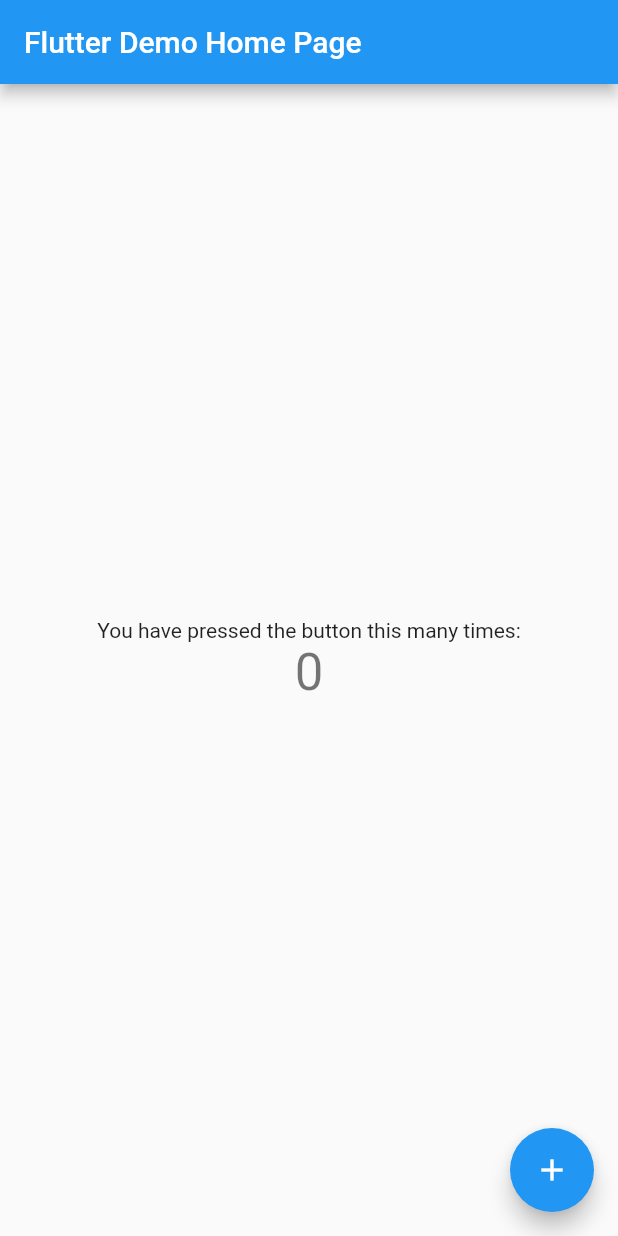
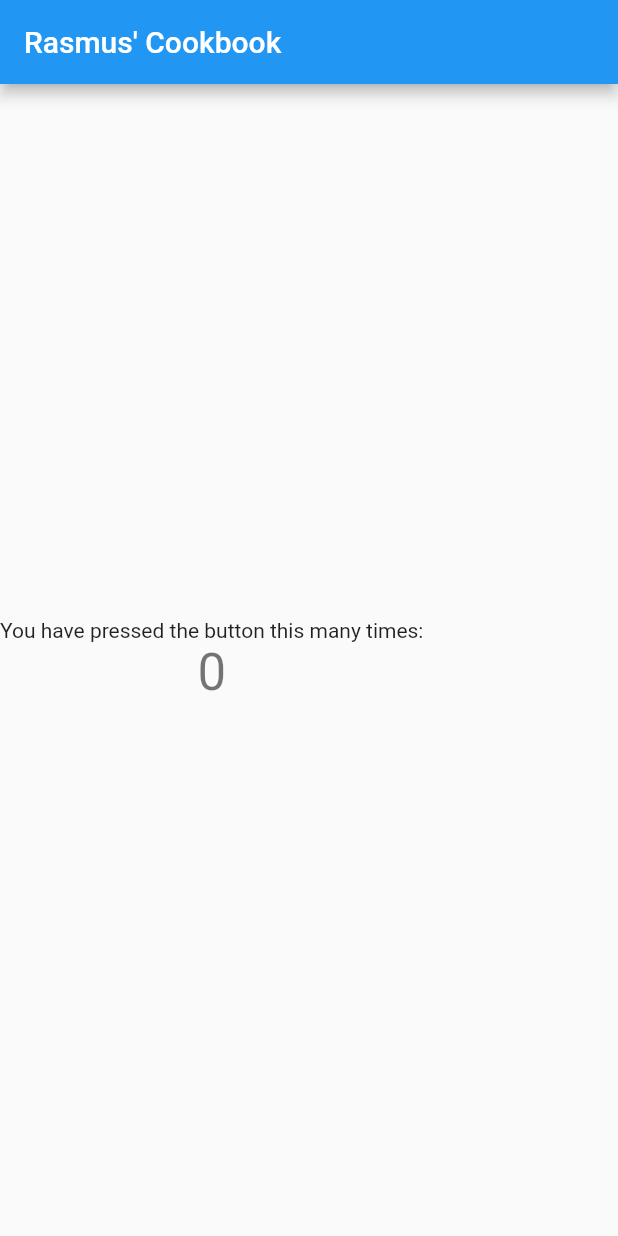
Before and after one commit to Rasmunis/recapp, a Flutter app: the screen it shows after launch, on a phone screen of 412 x 824 dp. Run offline on Flutter 3.47's test engine with Material 2 defaults, Android fonts, the phone set to English and light mode, and no system bars; missing offline and left inert: flutter_tagging.

Commit message:
Remove comments and add my own titles

```diff
--- a/lib/main.dart
+++ b/lib/main.dart
@@ -12,39 +12,18 @@ class MyApp extends StatelessWidget {
   @override
   Widget build(BuildContext context) {
     return MaterialApp(
-      title: 'Flutter Demo',
+      title: 'RecApp',
       theme: ThemeData(
-        // This is the theme of your application.
-        //
-        // Try running your application with "flutter run". You'll see the
-        // application has a blue toolbar. Then, without quitting the app, try
-        // changing the primarySwatch below to Colors.green and then invoke
-        // "hot reload" (press "r" in the console where you ran "flutter run",
-        // or simply save your changes to "hot reload" in a Flutter IDE).
-        // Notice that the counter didn't reset back to zero; the application
-        // is not restarted.
         primarySwatch: Colors.blue,
-        // This makes the visual density adapt to the platform that you run
-        // the app on. For desktop platforms, the controls will be smaller and
-        // closer together (more dense) than on mobile platforms.
         visualDensity: VisualDensity.adaptivePlatformDensity,
       ),
-      home: MyHomePage(title: 'Flutter Demo Home Page'),
+      home: MyHomePage(title: "Rasmus' Cookbook"),
     );
   }
 }
 
 class MyHomePage extends StatefulWidget {
   MyHomePage({Key key, this.title}) : super(key: key);
-
-  // This widget is the home page of your application. It is stateful, meaning
-  // that it has a State object (defined below) that contains fields that affect
-  // how it looks.
-
-  // This class is the configuration for the state. It holds the values (in this
-  // case the title) provided by the parent (in this case the App widget) and
-  // used by the build method of the State. Fields in a Widget subclass are
-  // always marked "final".
 
   final String title;
 
@@ -68,36 +47,12 @@ class _MyHomePageState extends State<MyHomePage> {
 
   @override
   Widget build(BuildContext context) {
-    // This method is rerun every time setState is called, for instance as done
-    // by the _incrementCounter method above.
-    //
-    // The Flutter framework has been optimized to make rerunning build methods
-    // fast, so that you can just rebuild anything that needs updating rather
-    // than having to individually change instances of widgets.
     return Scaffold(
       appBar: AppBar(
-        // Here we take the value from the MyHomePage object that was created by
-        // the App.build method, and use it to set our appbar title.
         title: Text(widget.title),
       ),
-      body: Center(
-        // Center is a layout widget. It takes a single child and positions it
-        // in the middle of the parent.
-        child: Column(
-          // Column is also a layout widget. It takes a list of children and
-          // arranges them vertically. By default, it sizes itself to fit its
-          // children horizontally, and tries to be as tall as its parent.
-          //
-          // Invoke "debug painting" (press "p" in the console, choose the
-          // "Toggle Debug Paint" action from the Flutter Inspector in Android
-          // Studio, or the "Toggle Debug Paint" command in Visual Studio Code)
-          // to see the wireframe for each widget.
-          //
-          // Column has various properties to control how it sizes itself and
-          // how it positions its children. Here we use mainAxisAlignment to
-          // center the children vertically; the main axis here is the vertical
-          // axis because Columns are vertical (the cross axis would be
-          // horizontal).
+      body:
+        Column(
           mainAxisAlignment: MainAxisAlignment.center,
           children: <Widget>[
             Text(
```
